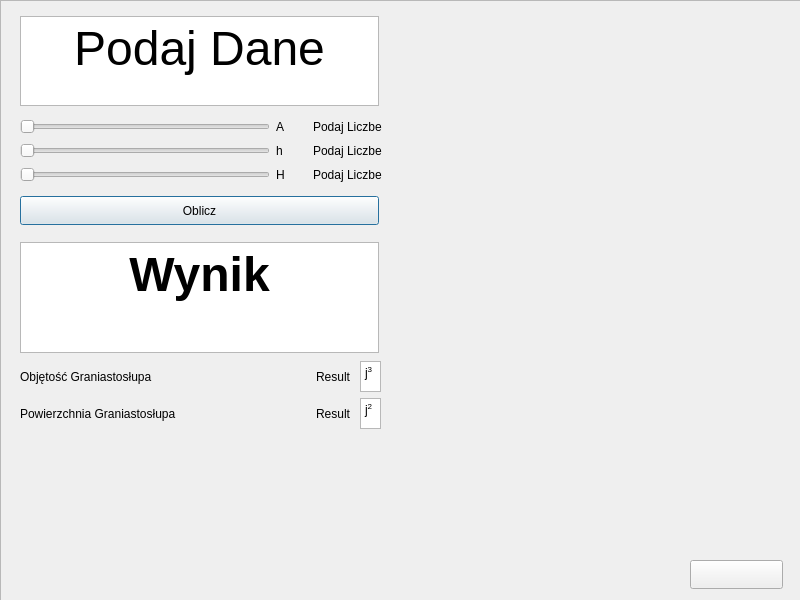
Old version of the form pyramidpentagon.ui in the repository KwRafik/GeometryCalc.
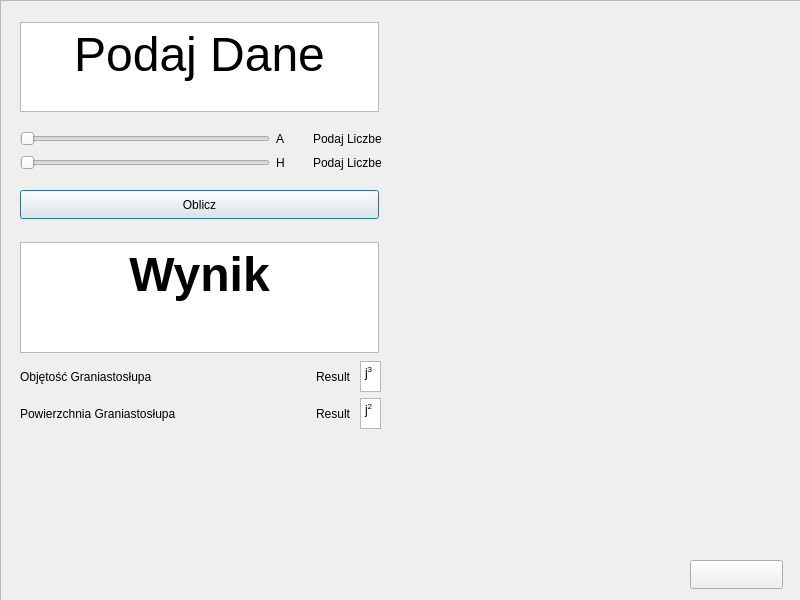
New version of the form. Icons and pictures are not drawn.

```diff
--- a/pyramidpentagon.ui
+++ b/pyramidpentagon.ui
@@ -247,52 +247,6 @@
     </item>
     <item>
      <layout class="QGridLayout" name="gridLayout_2">
-      <item row="0" column="2">
-       <widget class="QLabel" name="label_a_value">
-        <property name="text">
-         <string>Podaj Liczbe</string>
-        </property>
-       </widget>
-      </item>
-      <item row="1" column="1">
-       <widget class="QLabel" name="label_3">
-        <property name="text">
-         <string>h</string>
-        </property>
-       </widget>
-      </item>
-      <item row="2" column="1">
-       <widget class="QLabel" name="label_4">
-        <property name="text">
-         <string>H</string>
-        </property>
-       </widget>
-      </item>
-      <item row="2" column="0">
-       <widget class="QSlider" name="SliderH">
-        <property name="minimumSize">
-         <size>
-          <width>250</width>
-          <height>18</height>
-         </size>
-        </property>
-        <property name="maximumSize">
-         <size>
-          <width>250</width>
-          <height>18</height>
-         </size>
-        </property>
-        <property name="minimum">
-         <number>0</number>
-        </property>
-        <property name="maximum">
-         <number>100</number>
-        </property>
-        <property name="orientation">
-         <enum>Qt::Horizontal</enum>
-        </property>
-       </widget>
-      </item>
       <item row="0" column="1">
        <widget class="QLabel" name="label_2">
         <property name="text">
@@ -300,39 +254,21 @@
         </property>
        </widget>
       </item>
-      <item row="0" column="0">
-       <widget class="QSlider" name="SliderA">
-        <property name="minimumSize">
-         <size>
-          <width>250</width>
-          <height>18</height>
-         </size>
+      <item row="1" column="1">
+       <widget class="QLabel" name="label_4">
+        <property name="text">
+         <string>H</string>
         </property>
-        <property name="maximumSize">
-         <size>
-          <width>250</width>
-          <height>18</height>
-         </size>
-        </property>
-        <property name="minimum">
-         <number>0</number>
-        </property>
-        <property name="maximum">
-         <number>100</number>
-        </property>
-        <property name="orientation">
-         <enum>Qt::Horizontal</enum>
+       </widget>
+      </item>
+      <item row="0" column="2">
+       <widget class="QLabel" name="label_a_value">
+        <property name="text">
+         <string>Podaj Liczbe</string>
         </property>
        </widget>
       </item>
       <item row="1" column="2">
-       <widget class="QLabel" name="label_h_value">
-        <property name="text">
-         <string>Podaj Liczbe</string>
-        </property>
-       </widget>
-      </item>
-      <item row="2" column="2">
        <widget class="QLabel" name="label_H_value">
         <property name="text">
          <string>Podaj Liczbe</string>
@@ -340,7 +276,32 @@
        </widget>
       </item>
       <item row="1" column="0">
-       <widget class="QSlider" name="Sliderh">
+       <widget class="QSlider" name="SliderH">
+        <property name="minimumSize">
+         <size>
+          <width>250</width>
+          <height>18</height>
+         </size>
+        </property>
+        <property name="maximumSize">
+         <size>
+          <width>250</width>
+          <height>18</height>
+         </size>
+        </property>
+        <property name="minimum">
+         <number>0</number>
+        </property>
+        <property name="maximum">
+         <number>100</number>
+        </property>
+        <property name="orientation">
+         <enum>Qt::Horizontal</enum>
+        </property>
+       </widget>
+      </item>
+      <item row="0" column="0">
+       <widget class="QSlider" name="SliderA">
         <property name="minimumSize">
          <size>
           <width>250</width>
```
